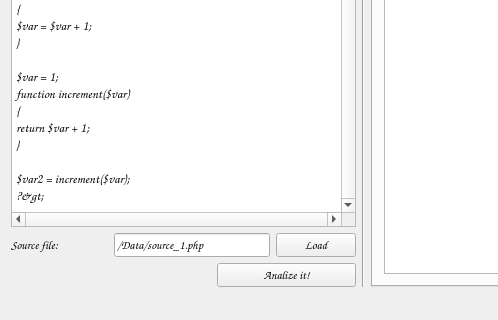
Above: php-interpreter/client/forms/mainwindow.ui from CDovgal/lexical-analyzer-php before the change; both pictures show x 0 to 498 and y 149 to 469 of the 962 by 469 pixel window. Below: the same form after it.
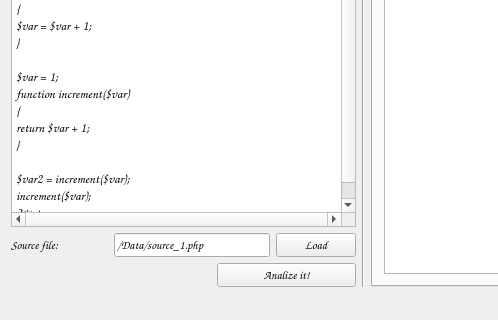
That is the form after the change.

Patch:
```diff
--- a/php-interpreter/client/forms/mainwindow.ui
+++ b/php-interpreter/client/forms/mainwindow.ui
@@ -80,6 +80,7 @@
 }
 
 $var2 = increment($var);
+increment($var);
 ?&gt;</string>
           </property>
          </widget>
```
